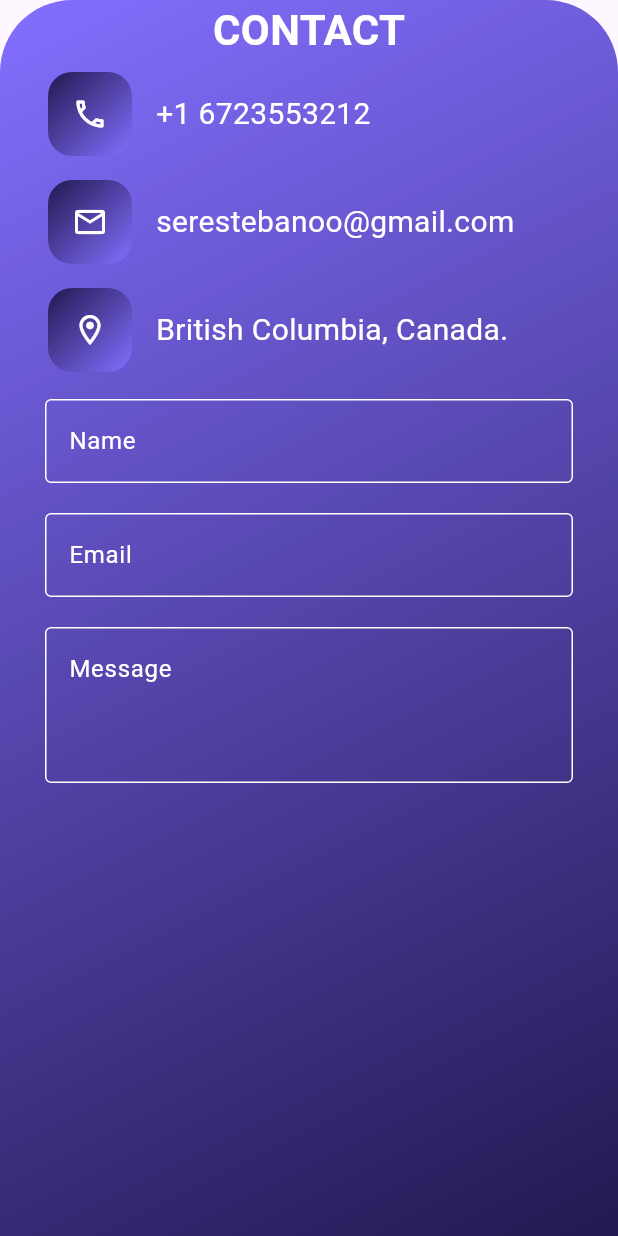
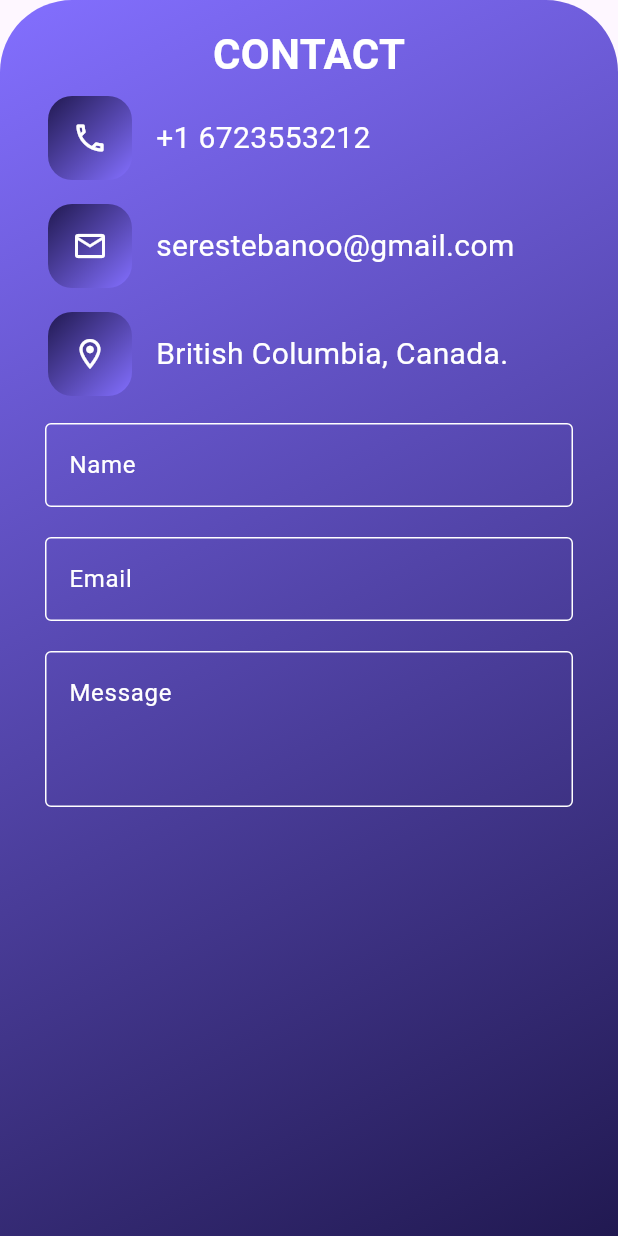
Before and after one commit to s15-coder/portfolio, a Flutter app: the ContactView widget shown alone on an empty page, opened directly, on a phone screen of 412 x 824 dp. Run offline on Flutter 3.47's test engine with Material 3 defaults, Android fonts, the light colour scheme and no system bars; our stand-ins replace email_validator, fluro; missing offline and left inert: universal_html; network calls fail.

Commit message:
feat: add padding

```diff
--- a/lib/ui/views/contact/contact_view.dart
+++ b/lib/ui/views/contact/contact_view.dart
@@ -31,6 +31,7 @@ class ContactView extends StatelessWidget {
         ),
         child: Column(
           children: [
+            const SizedBox(height: UILayout.medium),
             Text(
               'CONTACT',
               style: TextStyle(
```
